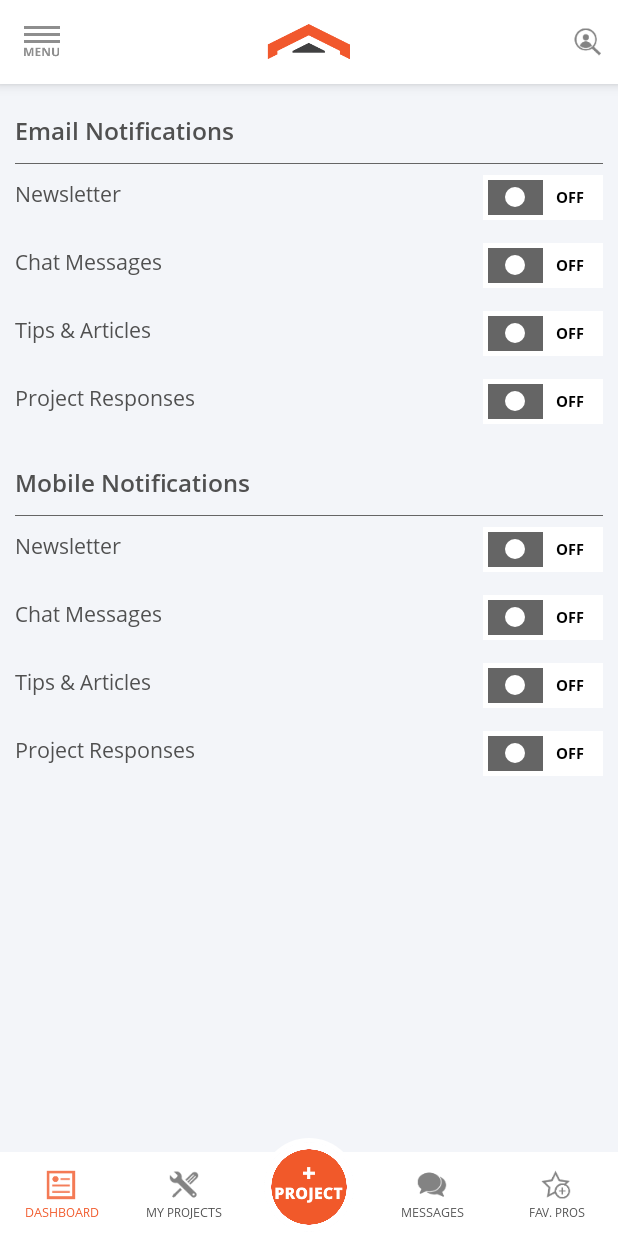
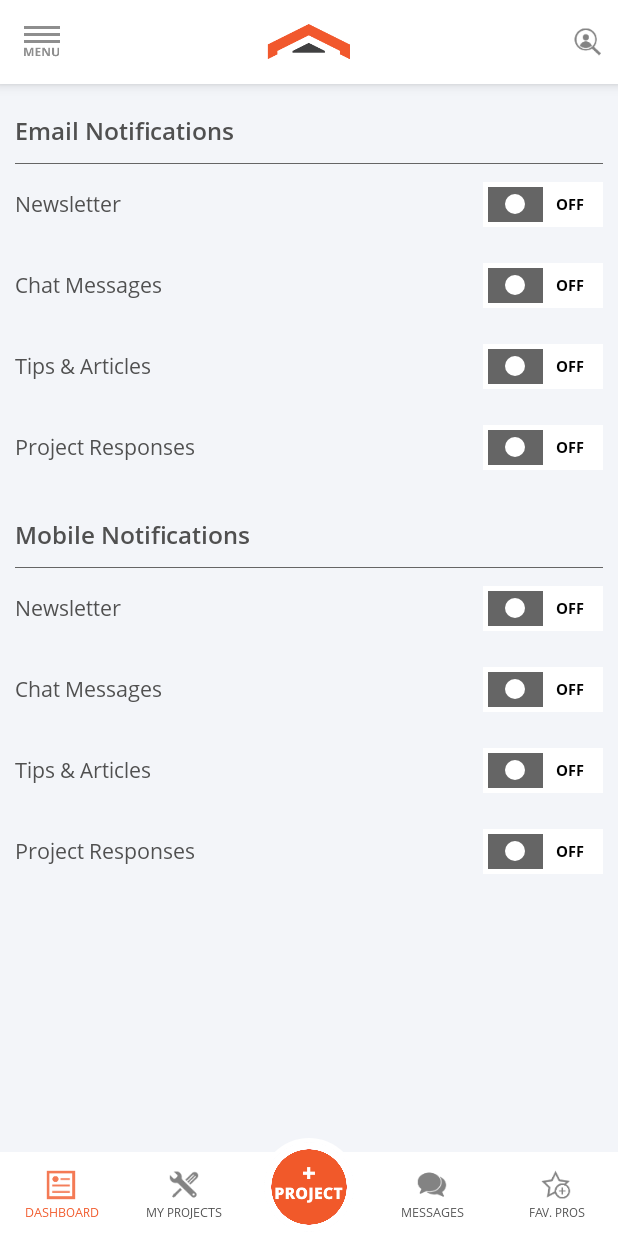
Before and after one commit to bodhidipta/Proringer, an Android app: the fragment Notifications placed in its activity, on a phone screen of 412 x 824 dp. Run offline under Robolectric (Android 15) with nearby library versions, the phone set to English and light mode, and no system bars; 2 statements that could not run were skipped.

Commit message:
padding remove

```diff
--- a/app/src/main/res/layout/activity_land_screen.xml
+++ b/app/src/main/res/layout/activity_land_screen.xml
@@ -43,6 +43,7 @@
         android:layout_width="match_parent"
         android:layout_height="65dp"
         android:elevation="5dp"
+        android:background="#00000000"
         android:layout_gravity="bottom">
 
         <LinearLayout
--- a/app/src/main/res/layout/fragment_notifications.xml
+++ b/app/src/main/res/layout/fragment_notifications.xml
@@ -10,7 +10,7 @@
 
     <LinearLayout
         android:layout_width="match_parent"
-        android:layout_height="match_parent"
+        android:layout_height="wrap_content"
         android:orientation="vertical">
 
         <com.android.llc.proringer.viewsmod.textview.ProSemiBoldTextView
@@ -29,13 +29,12 @@
 
         <RelativeLayout
             android:layout_width="match_parent"
-            android:layout_height="45dp">
+            android:layout_height="54dp">
 
             <com.android.llc.proringer.viewsmod.textview.ProRegularTextView
                 android:layout_width="match_parent"
                 android:layout_height="match_parent"
-                android:paddingBottom="10dp"
-                android:paddingTop="10dp"
+                android:gravity="center_vertical"
                 android:text="Newsletter"
 
                 android:textColor="@color/colorTextDark"
@@ -51,13 +50,12 @@
 
         <RelativeLayout
             android:layout_width="match_parent"
-            android:layout_height="45dp">
+            android:layout_height="54dp">
 
             <com.android.llc.proringer.viewsmod.textview.ProRegularTextView
                 android:layout_width="match_parent"
                 android:layout_height="match_parent"
-                android:paddingBottom="10dp"
-                android:paddingTop="10dp"
+                android:gravity="center_vertical"
                 android:text="Chat Messages"
 
                 android:textColor="@color/colorTextDark"
@@ -73,13 +71,12 @@
 
         <RelativeLayout
             android:layout_width="match_parent"
-            android:layout_height="45dp">
+            android:layout_height="54dp">
 
             <com.android.llc.proringer.viewsmod.textview.ProRegularTextView
                 android:layout_width="match_parent"
                 android:layout_height="match_parent"
-                android:paddingBottom="10dp"
-                android:paddingTop="10dp"
+                android:gravity="center_vertical"
                 android:text="Tips &amp; Articles "
 
                 android:textColor="@color/colorTextDark"
@@ -95,13 +92,12 @@
 
         <RelativeLayout
             android:layout_width="match_parent"
-            android:layout_height="45dp">
+            android:layout_height="54dp">
 
             <com.android.llc.proringer.viewsmod.textview.ProRegularTextView
                 android:layout_width="match_parent"
                 android:layout_height="match_parent"
-                android:paddingBottom="10dp"
-                android:paddingTop="10dp"
+                android:gravity="center_vertical"
                 android:text="Project Responses"
                 android:textColor="@color/colorTextDark"
                 android:textSize="14sp" />
@@ -130,13 +126,12 @@
 
         <RelativeLayout
             android:layout_width="match_parent"
-            android:layout_height="45dp">
+            android:layout_height="54dp">
 
             <com.android.llc.proringer.viewsmod.textview.ProRegularTextView
                 android:layout_width="match_parent"
                 android:layout_height="match_parent"
-                android:paddingBottom="10dp"
-                android:paddingTop="10dp"
+                android:gravity="center_vertical"
                 android:text="Newsletter"
 
                 android:textColor="@color/colorTextDark"
@@ -152,13 +147,12 @@
 
         <RelativeLayout
             android:layout_width="match_parent"
-            android:layout_height="45dp">
+            android:layout_height="54dp">
 
             <com.android.llc.proringer.viewsmod.textview.ProRegularTextView
                 android:layout_width="match_parent"
                 android:layout_height="match_parent"
-                android:paddingBottom="10dp"
-                android:paddingTop="10dp"
+                android:gravity="center_vertical"
                 android:text="Chat Messages"
 
                 android:textColor="@color/colorTextDark"
@@ -174,13 +168,12 @@
 
         <RelativeLayout
             android:layout_width="match_parent"
-            android:layout_height="45dp">
+            android:layout_height="54dp">
 
             <com.android.llc.proringer.viewsmod.textview.ProRegularTextView
                 android:layout_width="match_parent"
                 android:layout_height="match_parent"
-                android:paddingBottom="10dp"
-                android:paddingTop="10dp"
+                android:gravity="center_vertical"
                 android:text="Tips &amp; Articles "
 
                 android:textColor="@color/colorTextDark"
@@ -196,13 +189,12 @@
 
         <RelativeLayout
             android:layout_width="match_parent"
-            android:layout_height="45dp">
+            android:layout_height="54dp">
 
             <com.android.llc.proringer.viewsmod.textview.ProRegularTextView
                 android:layout_width="match_parent"
                 android:layout_height="match_parent"
-                android:paddingBottom="10dp"
-                android:paddingTop="10dp"
+                android:gravity="center_vertical"
                 android:text="Project Responses"
                 android:textColor="@color/colorTextDark"
                 android:textSize="14sp" />
```
